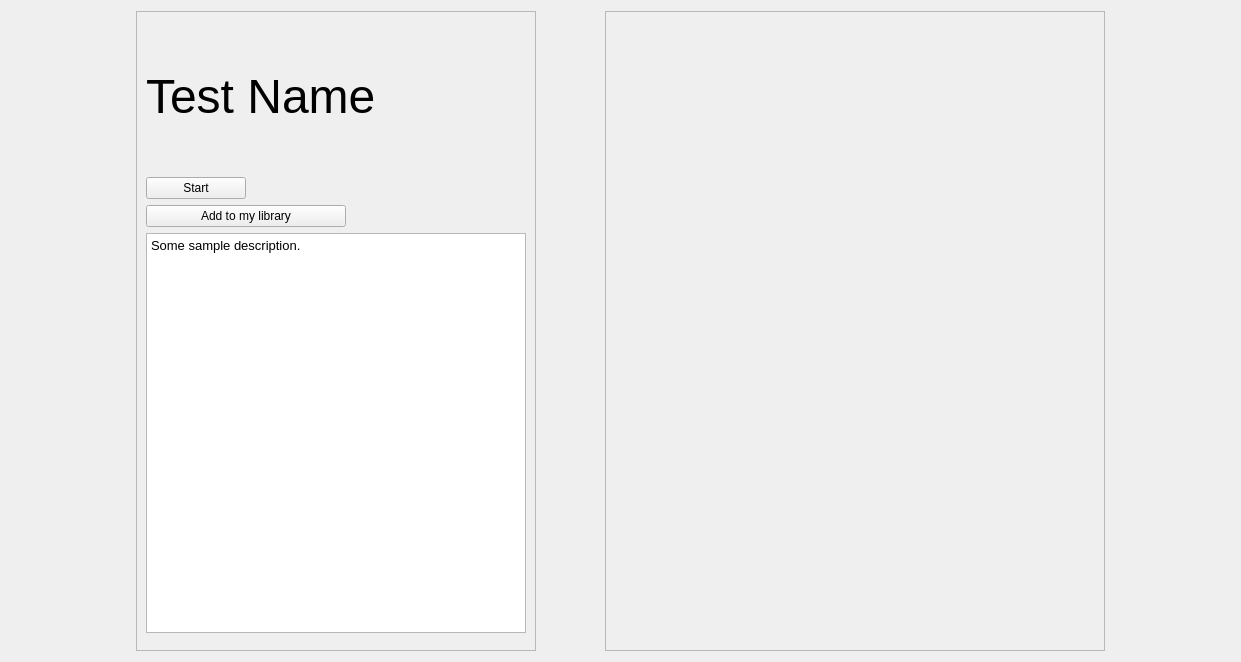
Qt form src/views/ui/testPreview.ui (adibozzhanov/LeProgram) before a commit.
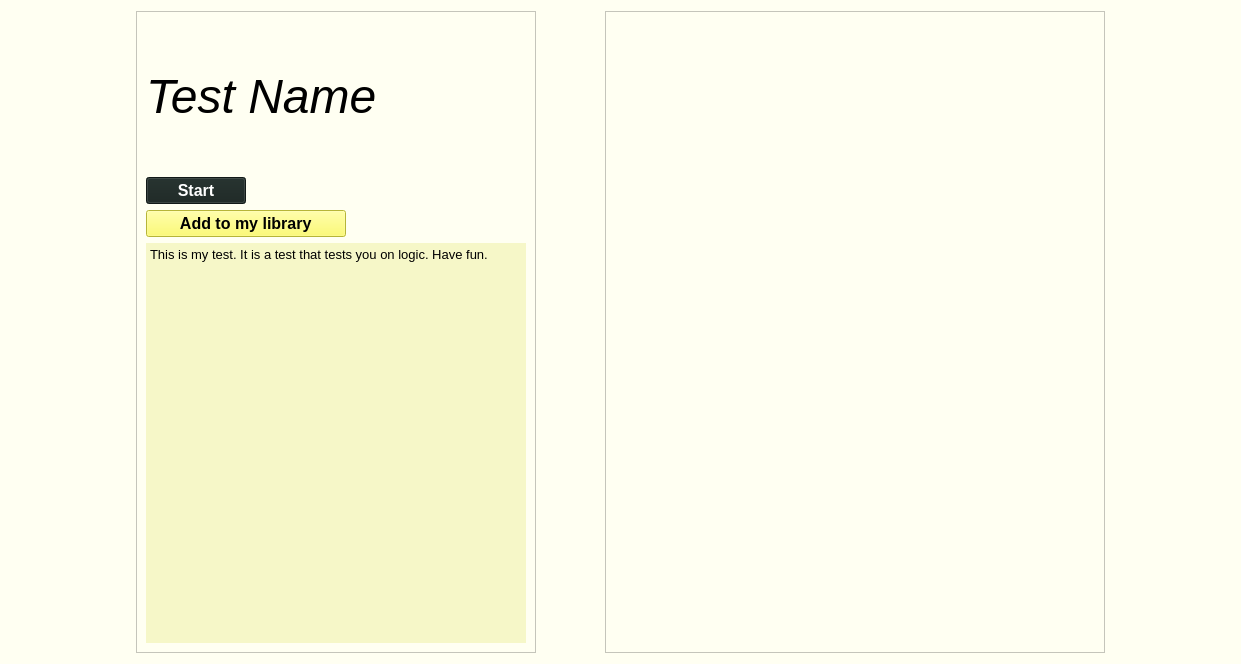
The same form after that commit.

Patch:
```diff
--- a/src/views/ui/testPreview.ui
+++ b/src/views/ui/testPreview.ui
@@ -13,6 +13,10 @@
   <property name="windowTitle">
    <string>Frame</string>
   </property>
+  <property name="styleSheet">
+   <string notr="true">background-color: rgb(255, 255, 242);
+border-color: rgb(255, 255, 242);</string>
+  </property>
   <layout class="QGridLayout" name="gridLayout">
    <item row="0" column="4">
     <widget class="QScrollArea" name="taskArea">
@@ -121,7 +125,9 @@
         </property>
         <property name="font">
          <font>
+          <family>Helvetica Neue</family>
           <pointsize>36</pointsize>
+          <italic>true</italic>
          </font>
         </property>
         <property name="text">
@@ -149,6 +155,19 @@
           <height>16777215</height>
          </size>
         </property>
+        <property name="font">
+         <font>
+          <family>Helvetica Neue</family>
+          <pointsize>12</pointsize>
+          <weight>75</weight>
+          <bold>true</bold>
+         </font>
+        </property>
+        <property name="styleSheet">
+         <string notr="true">background-color: rgb(24, 35, 32);
+color: rgb(255, 255, 255);
+</string>
+        </property>
         <property name="text">
          <string>Start</string>
         </property>
@@ -174,8 +193,23 @@
           <height>16777215</height>
          </size>
         </property>
+        <property name="font">
+         <font>
+          <family>Helvetica Neue</family>
+          <pointsize>12</pointsize>
+          <weight>75</weight>
+          <italic>false</italic>
+          <bold>true</bold>
+         </font>
+        </property>
+        <property name="styleSheet">
+         <string notr="true">background-color: rgb(255, 253, 78);
+border-color: rgb(255, 253, 78);
+selection-color:rgb(233, 234, 189);
+selection-background-color: rgb(233, 234, 189);</string>
+        </property>
         <property name="text">
-         <string>Add to my library</string>
+         <string>  Add to my library  </string>
         </property>
        </widget>
       </item>
@@ -199,13 +233,18 @@
           <height>16777215</height>
          </size>
         </property>
+        <property name="styleSheet">
+         <string notr="true">background-color: rgb(246, 247, 200);</string>
+        </property>
+        <property name="frameShape">
+         <enum>QFrame::NoFrame</enum>
+        </property>
         <property name="html">
          <string>&lt;!DOCTYPE HTML PUBLIC &quot;-//W3C//DTD HTML 4.0//EN&quot; &quot;http://www.w3.org/TR/REC-html40/strict.dtd&quot;&gt;
 &lt;html&gt;&lt;head&gt;&lt;meta name=&quot;qrichtext&quot; content=&quot;1&quot; /&gt;&lt;style type=&quot;text/css&quot;&gt;
 p, li { white-space: pre-wrap; }
-&lt;/style&gt;&lt;/head&gt;&lt;body style=&quot; font-family:'Fira Sans Semi-Light'; font-size:10pt; font-weight:400; font-style:normal;&quot;&gt;
-&lt;p style=&quot; margin-top:0px; margin-bottom:0px; margin-left:0px; margin-right:0px; -qt-block-indent:0; text-indent:0px;&quot;&gt;Some sample description.&lt;/p&gt;
-&lt;p style=&quot;-qt-paragraph-type:empty; margin-top:0px; margin-bottom:0px; margin-left:0px; margin-right:0px; -qt-block-indent:0; text-indent:0px;&quot;&gt;&lt;br /&gt;&lt;/p&gt;&lt;/body&gt;&lt;/html&gt;</string>
+&lt;/style&gt;&lt;/head&gt;&lt;body style=&quot; font-family:'MS Shell Dlg 2'; font-size:7.875pt; font-weight:400; font-style:normal;&quot;&gt;
+&lt;p style=&quot; margin-top:0px; margin-bottom:0px; margin-left:0px; margin-right:0px; -qt-block-indent:0; text-indent:0px;&quot;&gt;&lt;span style=&quot; font-family:'Fira Sans Semi-Light'; font-size:10pt;&quot;&gt;This is my test. It is a test that tests you on logic. Have fun.&lt;/span&gt;&lt;/p&gt;&lt;/body&gt;&lt;/html&gt;</string>
         </property>
        </widget>
       </item>
```
